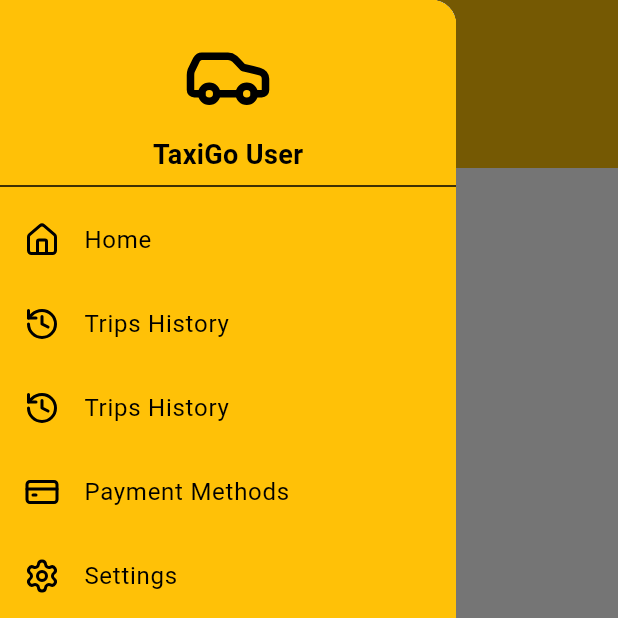
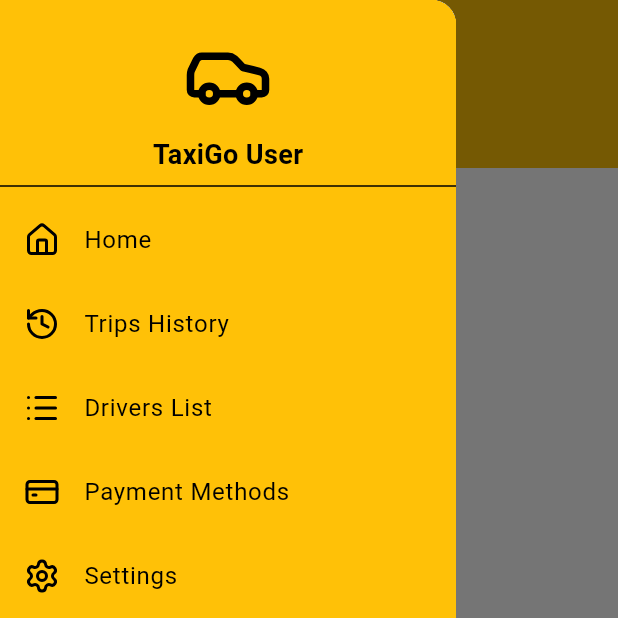
Before and after one commit to AdhamYaqoub/taxi_app, a Flutter app: the UserDashboard screen opened directly, item 3 of the bottom bar chosen, with the side drawer open, on a phone screen of 412 x 824 dp, the top half of it. Run offline on Flutter 3.47's test engine with Material 3 defaults, Android fonts, the phone set to English and light mode, and no system bars; our stand-ins replace camera, country_picker, fl_chart, flutter_compass, flutter_map, flutter_secure_storage and 7 more; missing offline and left inert: excel, flutter_sound, google_mlkit_face_detection, mailer, mongo_dart; accounts and stored records are empty; network calls fail.

Commit message:
modify driver page ui to suitable to phone screen

```diff
--- a/lib/models/driver.dart
+++ b/lib/models/driver.dart
@@ -10,7 +10,8 @@ class Driver {
   final double rating;
   final int numberOfRatings;
   final bool isAvailable = true;
-  final String taxiOffice; // مكتب التاكسي إذا كان موجوداً
+  final String taxiOffice;
+  final String phone; // مكتب التاكسي إذا كان موجوداً
   // يمكنك إضافة حقول أخرى مثل taxiOffice، isAvailable الخ
 
   Driver(
@@ -22,7 +23,8 @@ class Driver {
       required this.carPlateNumber,
       required this.rating,
       required this.numberOfRatings,
-      required this.taxiOffice});
+      required this.taxiOffice,
+      required this.phone});
 
   // مثال على Factory Constructor لتحويل JSON إلى Driver object
   // ستحتاج لتعديله ليطابق شكل الـ JSON الفعلي من الـ API الخاص بك
@@ -47,6 +49,7 @@ class Driver {
       rating: (json['rating'] as num?)?.toDouble() ?? 0.0,
       numberOfRatings: (json['numberOfRatings'] as num?)?.toInt() ?? 0,
       taxiOffice: json['taxiOffice'] as String? ?? 'Unknown Office',
+      phone: userDetails?['phone'] ?? json['phone'] ?? 'N/A',
     );
   }
 }
--- a/lib/screens/user.dart
+++ b/lib/screens/user.dart
@@ -24,9 +24,9 @@ class _UserDashboardState extends State<UserDashboard> {
     ClientTripsPage(userId: 12),
     const DriversListPage(),
     const PaymentPage(),
-    const OffersPage(),
     const SettingsPage(),
     const SupportPage(),
+    const OffersPage(),
   ];
 
   @override
@@ -71,9 +71,9 @@ class _UserDashboardState extends State<UserDashboard> {
                     label: AppLocalizations.of(context)
                         .translate('trips_history')),
                 BottomNavigationBarItem(
-                    icon: Icon(LucideIcons.history),
-                    label: AppLocalizations.of(context)
-                        .translate('trips_history')),
+                    icon: Icon(LucideIcons.list),
+                    label:
+                        AppLocalizations.of(context).translate('drivers_list')),
                 BottomNavigationBarItem(
                     icon: Icon(LucideIcons.creditCard),
                     label: AppLocalizations.of(context)
@@ -112,8 +112,8 @@ class _UserDashboardState extends State<UserDashboard> {
               1,
               theme),
           _buildSidebarItem(
-              AppLocalizations.of(context).translate('trips_history'),
-              LucideIcons.history,
+              AppLocalizations.of(context).translate('drivers_list'),
+              LucideIcons.list,
               2,
               theme),
           _buildSidebarItem(
```
Also changed, not shown: lib/screens/Driver/driver_requests.dart (+10 -5 lines), lib/screens/User/drivers_list_page.dart (+10 -0 lines), lib/screens/driver_dashboard.dart (+42 -33 lines), 1 other file.
